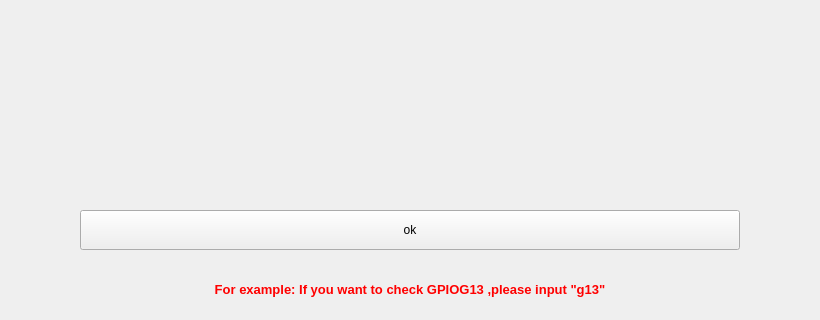
First picture: the form in qt/t507/gpio.ui, repository jizizihe/baijie_demo, before the edit; both pictures show x 90 to 910 and y 280 to 600 of the 1024 by 600 pixel window.
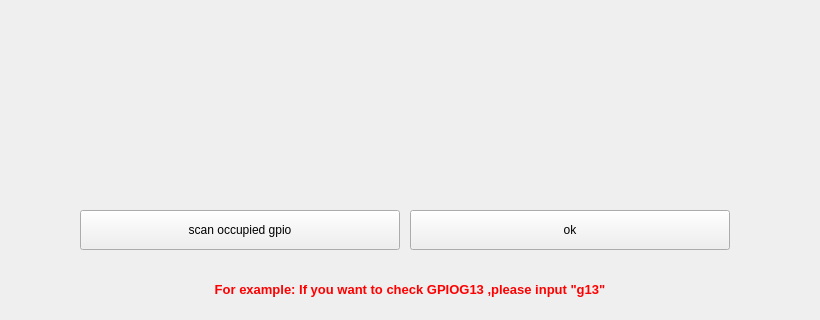
Second picture: the form after the edit.

Commit message: add scan occupied gpio

Patch:
```diff
--- a/qt/t507/gpio.ui
+++ b/qt/t507/gpio.ui
@@ -476,9 +476,9 @@
   <widget class="QPushButton" name="pushButton">
    <property name="geometry">
     <rect>
-     <x>170</x>
+     <x>500</x>
      <y>490</y>
-     <width>660</width>
+     <width>320</width>
      <height>40</height>
     </rect>
    </property>
@@ -486,6 +486,19 @@
     <string>ok</string>
    </property>
   </widget>
+  <widget class="QPushButton" name="pushButton_2">
+   <property name="geometry">
+    <rect>
+     <x>170</x>
+     <y>490</y>
+     <width>320</width>
+     <height>40</height>
+    </rect>
+   </property>
+   <property name="text">
+    <string>scan occupied gpio</string>
+   </property>
+  </widget>
  </widget>
  <resources/>
  <connections/>
```
The commit also changes 19 other files.
